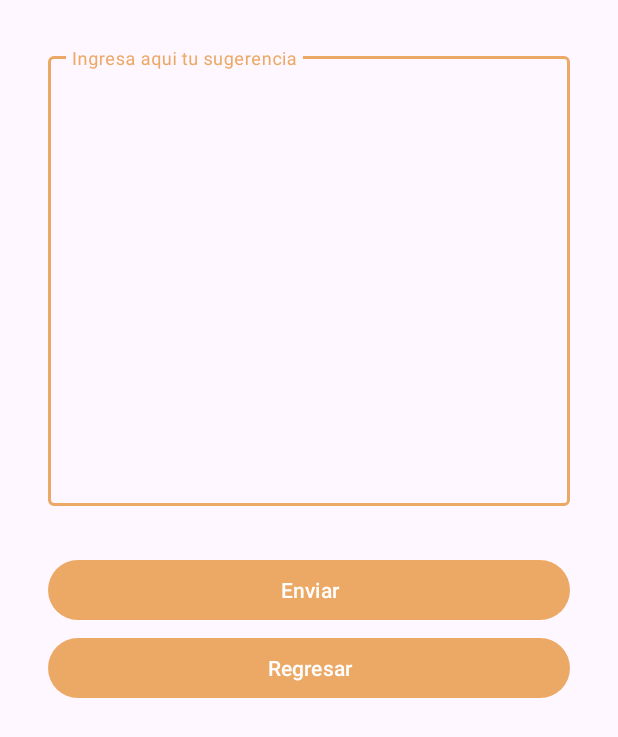
After one commit to WJ4ck/PedroSound, an Android app: the SugerenciaActivity screen opened directly, with no data from a screen before it, on a phone screen of 412 x 824 dp. The commit adds this screen. Shown: the top 737 px of the screen. Run offline under Robolectric (Android 15) with nearby library versions, the phone set to English and light mode, and no system bars; our stand-ins replace Firebase (no records; nobody signed in at launch, a user with empty details on screens opened directly).

Commit message:
Aplicacion final

```diff
--- a/app/src/main/AndroidManifest.xml
+++ b/app/src/main/AndroidManifest.xml
@@ -12,6 +12,9 @@
         android:supportsRtl="true"
         android:theme="@style/Theme.PedroSound"
         tools:targetApi="31">
+        <activity
+            android:name=".SugerenciaActivity"
+            android:exported="false" />
         <activity
             android:name=".InformationActivity"
             android:exported="false" />
--- a/app/src/main/java/com/actividad/pedrosound/RegisterActivity.java
+++ b/app/src/main/java/com/actividad/pedrosound/RegisterActivity.java
@@ -72,6 +72,11 @@ public class RegisterActivity extends AppCompatActivity {
                 String correo = et_correo.getText().toString().trim();
                 String pass = et_contrasena.getText().toString().trim();
                 String veripass = et_verificar_contrasena.getText().toString().trim();
+
+                if (!pass.equals(veripass)) {
+                    Toast.makeText(RegisterActivity.this, "¡Las contraseñas son diferentes!", Toast.LENGTH_SHORT).show();
+                    return;
+                }
 
                 registerUser(nombre, apellido, edad, correo, pass);
             }
--- /dev/null
+++ b/app/src/main/java/com/actividad/pedrosound/SugerenciaActivity.java
@@ -0,0 +1,104 @@
+package com.actividad.pedrosound;
+
+import android.content.Intent;
+import android.os.Bundle;
+import android.util.Log;
+import android.view.View;
+import android.widget.Button;
+import android.widget.EditText;
+import android.widget.Toast;
+
+import androidx.activity.EdgeToEdge;
+import androidx.annotation.NonNull;
+import androidx.appcompat.app.AppCompatActivity;
+import androidx.core.graphics.Insets;
+import androidx.core.view.ViewCompat;
+import androidx.core.view.WindowInsetsCompat;
+
+import com.google.android.gms.tasks.OnFailureListener;
+import com.google.android.gms.tasks.OnSuccessListener;
+import com.google.firebase.auth.FirebaseAuth;
+import com.google.firebase.auth.FirebaseUser;
+import com.google.firebase.firestore.DocumentReference;
+import com.google.firebase.firestore.FirebaseFirestore;
+
+import java.util.HashMap;
+import java.util.Map;
+import java.util.UUID;
+
+public class SugerenciaActivity extends AppCompatActivity {
+
+    Button btn_enviar, btn_regresar;
+    EditText et_sugerencia;
+    FirebaseFirestore db;
+    private FirebaseAuth mAuth;
+
+    @Override
+    protected void onCreate(Bundle savedInstanceState) {
+        super.onCreate(savedInstanceState);
+        EdgeToEdge.enable(this);
+        setContentView(R.layout.activity_sugerencia);
+        ViewCompat.setOnApplyWindowInsetsListener(findViewById(R.id.main), (v, insets) -> {
+            Insets systemBars = insets.getInsets(WindowInsetsCompat.Type.systemBars());
+            v.setPadding(systemBars.left, systemBars.top, systemBars.right, systemBars.bottom);
+            return insets;
+        });
+
+        btn_enviar = findViewById(R.id.btn_enviar);
+        btn_regresar = findViewById(R.id.btn_regresar);
+        et_sugerencia = findViewById(R.id.et_sugerencia);
+        db = FirebaseFirestore.getInstance();
+        mAuth = FirebaseAuth.getInstance();
+
+        btn_enviar.setOnClickListener(new View.OnClickListener() {
+            @Override
+            public void onClick(View view) {
+
+                String sugerencia = et_sugerencia.getText().toString().trim();
+                uploadSugerent(sugerencia);
+            }
+        });
+
+        btn_regresar.setOnClickListener(new View.OnClickListener() {
+            @Override
+            public void onClick(View view) {
+                Intent intent = new Intent(SugerenciaActivity.this, InformationActivity.class);
+                startActivity(intent);
+                finish();
+            }
+        });
+    }
+
+    public void uploadSugerent(String sugerencia) {
+
+        if (sugerencia.isEmpty()) {
+            Toast.makeText(SugerenciaActivity.this, "Todos los campos son requeridos", Toast.LENGTH_SHORT).show();
+            return;
+        }
+
+        FirebaseUser currentUser = mAuth.getCurrentUser();
+
+        Map<String, Object> sugerenciaL = new HashMap<>();
+        sugerenciaL.put("uidUser", currentUser.getUid());
+        sugerenciaL.put("nombreUser", currentUser.getDisplayName());
+        sugerenciaL.put("sugerencia", sugerencia);
+
+        db.collection("SUGERENCIAS")
+                .add(sugerenciaL)
+                .addOnSuccessListener(new OnSuccessListener<DocumentReference>() {
+                    @Override
+                    public void onSuccess(DocumentReference documentReference) {
+                        Toast.makeText(SugerenciaActivity.this, "Sugerencia enviada", Toast.LENGTH_SHORT).show();
+                        Intent intent = new Intent(SugerenciaActivity.this, InformationActivity.class);
+                        startActivity(intent);
+                        finish();
+                    }
+                })
+                .addOnFailureListener(new OnFailureListener() {
+                    @Override
+                    public void onFailure(@NonNull Exception e) {
+                        Toast.makeText(SugerenciaActivity.this, "ERROR. Sugerencia no enviada", Toast.LENGTH_SHORT).show();
+                    }
+                });
+    }
+}
--- /dev/null
+++ b/app/src/main/res/layout/activity_sugerencia.xml
@@ -0,0 +1,54 @@
+<?xml version="1.0" encoding="utf-8"?>
+<LinearLayout xmlns:android="http://schemas.android.com/apk/res/android"
+    xmlns:app="http://schemas.android.com/apk/res-auto"
+    xmlns:tools="http://schemas.android.com/tools"
+    android:id="@+id/main"
+    android:layout_width="match_parent"
+    android:layout_height="match_parent"
+    tools:context=".SugerenciaActivity"
+    android:orientation="vertical"
+    android:layout_margin="16dp"
+    android:layout_gravity="center">
+
+    <com.google.android.material.textfield.TextInputLayout
+        android:id="@+id/til_sugerencia"
+        android:layout_width="match_parent"
+        android:layout_height="wrap_content"
+        android:layout_margin="16dp"
+        android:layout_marginEnd="16dp"
+        android:minLines="3"
+        android:maxLines="15">
+
+        <com.google.android.material.textfield.TextInputEditText
+            android:id="@+id/et_sugerencia"
+            android:layout_width="match_parent"
+            android:layout_height="300sp"
+            android:minLines="3"
+            android:maxLines="15"
+            android:hint="Ingresa aqui tu sugerencia" />
+
+    </com.google.android.material.textfield.TextInputLayout>
+    <Button
+        android:id="@+id/btn_enviar"
+        android:layout_width="match_parent"
+        android:layout_height="wrap_content"
+        android:layout_marginTop="16dp"
+        android:layout_marginLeft="16dp"
+        android:layout_marginRight="16dp"
+        android:text="@string/txt_enviar"
+        app:layout_constraintTop_toBottomOf="@+id/til_contrasena"
+        tools:layout_editor_absoluteX="0dp" />
+
+    <Button
+        android:id="@+id/btn_regresar"
+        android:layout_width="match_parent"
+        android:layout_height="wrap_content"
+        android:layout_marginTop="4dp"
+        android:layout_marginLeft="16dp"
+        android:layout_marginRight="16dp"
+        android:text="@string/txt_regresar"
+        app:layout_constraintTop_toBottomOf="@+id/til_contrasena"
+        tools:layout_editor_absoluteX="0dp" />
+
+
+</LinearLayout>
--- a/app/src/main/res/values/strings.xml
+++ b/app/src/main/res/values/strings.xml
@@ -22,6 +22,7 @@
                                 \n\nInteracción en tiempo real: Chatea directamente con compradores y vendedores para resolver tus dudas al instante.
                                 \n\nOfertas exclusivas: Aprovecha descuentos y promociones especiales solo disponibles para nuestros usuarios beta.
                                 \n\nNo te pierdas esta oportunidad única de ser parte del futuro del comercio electrónico. Inscríbete ahora y sé uno de los primeros en experimentar todo lo que EasyShop tiene para ofrecer. ¡Te esperamos!</string>
+    <string name="txt_enviar">Enviar</string>
 
 
 </resources>
```
Also changed, not shown: app/src/main/java/com/actividad/pedrosound/InformationActivity.java (+9 -0 lines).
